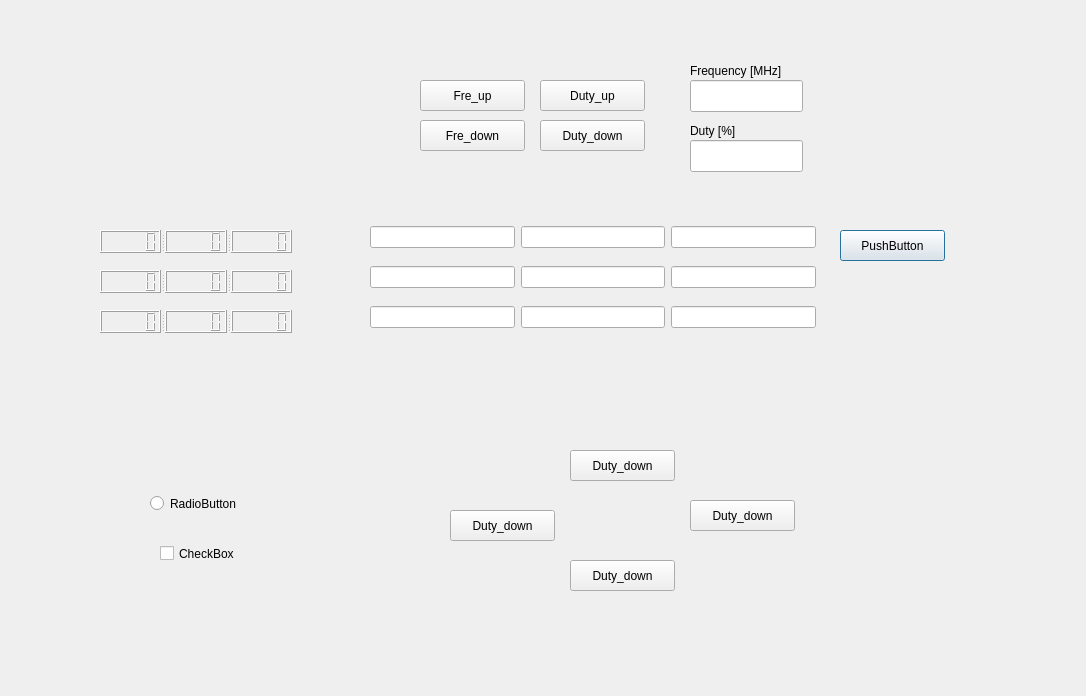
Old version of the form GUI/Gui_2.ui in the repository jangwonkwon/JeonDRONE.
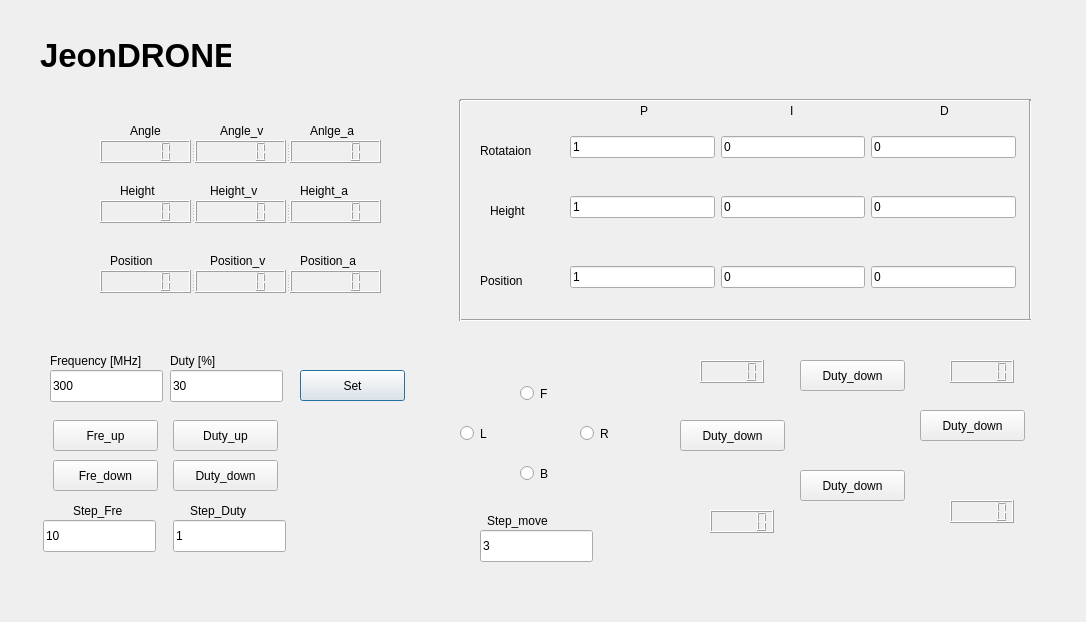
New version of the form.

The edit to the form file:
```diff
--- a/GUI/Gui_2.ui
+++ b/GUI/Gui_2.ui
@@ -7,30 +7,36 @@
     <x>0</x>
     <y>0</y>
     <width>1086</width>
-    <height>696</height>
+    <height>622</height>
    </rect>
   </property>
+  <property name="font">
+   <font>
+    <weight>50</weight>
+    <bold>false</bold>
+   </font>
+  </property>
   <property name="windowTitle">
    <string>Dialog</string>
   </property>
   <widget class="QPushButton" name="pushButton">
    <property name="geometry">
     <rect>
-     <x>840</x>
-     <y>230</y>
+     <x>300</x>
+     <y>370</y>
      <width>105</width>
      <height>31</height>
     </rect>
    </property>
    <property name="text">
-    <string>PushButton</string>
+    <string>Set</string>
    </property>
   </widget>
   <widget class="QPushButton" name="Duty_high">
    <property name="geometry">
     <rect>
-     <x>540</x>
-     <y>80</y>
+     <x>173</x>
+     <y>420</y>
      <width>105</width>
      <height>31</height>
     </rect>
@@ -42,8 +48,8 @@
   <widget class="QPushButton" name="Fre_high">
    <property name="geometry">
     <rect>
-     <x>420</x>
-     <y>80</y>
+     <x>53</x>
+     <y>420</y>
      <width>105</width>
      <height>31</height>
     </rect>
@@ -55,8 +61,8 @@
   <widget class="QPushButton" name="Fre_low">
    <property name="geometry">
     <rect>
-     <x>420</x>
-     <y>120</y>
+     <x>53</x>
+     <y>460</y>
      <width>105</width>
      <height>31</height>
     </rect>
@@ -68,8 +74,8 @@
   <widget class="QPushButton" name="Duty_low">
    <property name="geometry">
     <rect>
-     <x>540</x>
-     <y>120</y>
+     <x>173</x>
+     <y>460</y>
      <width>105</width>
      <height>31</height>
     </rect>
@@ -81,28 +87,34 @@
   <widget class="QLineEdit" name="Frequency_text">
    <property name="geometry">
     <rect>
-     <x>690</x>
-     <y>80</y>
+     <x>50</x>
+     <y>370</y>
      <width>113</width>
      <height>32</height>
     </rect>
    </property>
+   <property name="text">
+    <string>300</string>
+   </property>
   </widget>
   <widget class="QLineEdit" name="Duty_text">
    <property name="geometry">
     <rect>
-     <x>690</x>
-     <y>140</y>
+     <x>170</x>
+     <y>370</y>
      <width>113</width>
      <height>32</height>
     </rect>
    </property>
+   <property name="text">
+    <string>30</string>
+   </property>
   </widget>
   <widget class="QLabel" name="Fre_label">
    <property name="geometry">
     <rect>
-     <x>690</x>
-     <y>60</y>
+     <x>50</x>
+     <y>350</y>
      <width>131</width>
      <height>22</height>
     </rect>
@@ -114,8 +126,8 @@
   <widget class="QLabel" name="Duty_label">
    <property name="geometry">
     <rect>
-     <x>690</x>
-     <y>120</y>
+     <x>170</x>
+     <y>350</y>
      <width>68</width>
      <height>22</height>
     </rect>
@@ -128,8 +140,8 @@
    <property name="geometry">
     <rect>
      <x>100</x>
-     <y>270</y>
-     <width>192</width>
+     <y>200</y>
+     <width>281</width>
      <height>23</height>
     </rect>
    </property>
@@ -144,172 +156,619 @@
    <property name="geometry">
     <rect>
      <x>100</x>
+     <y>270</y>
+     <width>281</width>
+     <height>23</height>
+    </rect>
+   </property>
+   <property name="orientation">
+    <enum>Qt::Horizontal</enum>
+   </property>
+   <widget class="QLCDNumber" name="Pos_LCD"/>
+   <widget class="QLCDNumber" name="Pos_v_LCD"/>
+   <widget class="QLCDNumber" name="Pos_a_LCD"/>
+  </widget>
+  <widget class="QPushButton" name="Single_R">
+   <property name="geometry">
+    <rect>
+     <x>920</x>
+     <y>410</y>
+     <width>105</width>
+     <height>31</height>
+    </rect>
+   </property>
+   <property name="text">
+    <string>Duty_down</string>
+   </property>
+  </widget>
+  <widget class="QPushButton" name="Single_L">
+   <property name="geometry">
+    <rect>
+     <x>680</x>
+     <y>420</y>
+     <width>105</width>
+     <height>31</height>
+    </rect>
+   </property>
+   <property name="text">
+    <string>Duty_down</string>
+   </property>
+  </widget>
+  <widget class="QPushButton" name="Single_BWD">
+   <property name="geometry">
+    <rect>
+     <x>800</x>
+     <y>470</y>
+     <width>105</width>
+     <height>31</height>
+    </rect>
+   </property>
+   <property name="text">
+    <string>Duty_down</string>
+   </property>
+  </widget>
+  <widget class="QPushButton" name="Single_FWD">
+   <property name="geometry">
+    <rect>
+     <x>800</x>
+     <y>360</y>
+     <width>105</width>
+     <height>31</height>
+    </rect>
+   </property>
+   <property name="text">
+    <string>Duty_down</string>
+   </property>
+  </widget>
+  <widget class="QRadioButton" name="F_button">
+   <property name="geometry">
+    <rect>
+     <x>520</x>
+     <y>380</y>
+     <width>71</width>
+     <height>27</height>
+    </rect>
+   </property>
+   <property name="text">
+    <string>F</string>
+   </property>
+  </widget>
+  <widget class="QWidget" name="layoutWidget">
+   <property name="geometry">
+    <rect>
+     <x>570</x>
+     <y>130</y>
+     <width>446</width>
+     <height>34</height>
+    </rect>
+   </property>
+   <layout class="QHBoxLayout" name="Rotation_layout">
+    <item>
+     <widget class="QLineEdit" name="GHP">
+      <property name="text">
+       <string>1</string>
+      </property>
+     </widget>
+    </item>
+    <item>
+     <widget class="QLineEdit" name="GHI">
+      <property name="text">
+       <string>0</string>
+      </property>
+     </widget>
+    </item>
+    <item>
+     <widget class="QLineEdit" name="GHD">
+      <property name="text">
+       <string>0</string>
+      </property>
+     </widget>
+    </item>
+   </layout>
+  </widget>
+  <widget class="QWidget" name="layoutWidget_2">
+   <property name="geometry">
+    <rect>
+     <x>570</x>
+     <y>190</y>
+     <width>446</width>
+     <height>34</height>
+    </rect>
+   </property>
+   <layout class="QHBoxLayout" name="Height_layout">
+    <item>
+     <widget class="QLineEdit" name="GLP">
+      <property name="text">
+       <string>1</string>
+      </property>
+     </widget>
+    </item>
+    <item>
+     <widget class="QLineEdit" name="GLI">
+      <property name="text">
+       <string>0</string>
+      </property>
+     </widget>
+    </item>
+    <item>
+     <widget class="QLineEdit" name="GLD">
+      <property name="text">
+       <string>0</string>
+      </property>
+     </widget>
+    </item>
+   </layout>
+  </widget>
+  <widget class="QLabel" name="P_label">
+   <property name="geometry">
+    <rect>
+     <x>640</x>
+     <y>100</y>
+     <width>31</width>
+     <height>22</height>
+    </rect>
+   </property>
+   <property name="text">
+    <string>P</string>
+   </property>
+  </widget>
+  <widget class="QLabel" name="I_label">
+   <property name="geometry">
+    <rect>
+     <x>790</x>
+     <y>100</y>
+     <width>31</width>
+     <height>22</height>
+    </rect>
+   </property>
+   <property name="text">
+    <string>I</string>
+   </property>
+  </widget>
+  <widget class="QLabel" name="D_label">
+   <property name="geometry">
+    <rect>
+     <x>940</x>
+     <y>100</y>
+     <width>31</width>
+     <height>22</height>
+    </rect>
+   </property>
+   <property name="text">
+    <string>D</string>
+   </property>
+  </widget>
+  <widget class="Line" name="line">
+   <property name="geometry">
+    <rect>
+     <x>460</x>
+     <y>90</y>
+     <width>571</width>
+     <height>20</height>
+    </rect>
+   </property>
+   <property name="orientation">
+    <enum>Qt::Horizontal</enum>
+   </property>
+  </widget>
+  <widget class="Line" name="line_2">
+   <property name="geometry">
+    <rect>
+     <x>1020</x>
+     <y>100</y>
+     <width>20</width>
+     <height>221</height>
+    </rect>
+   </property>
+   <property name="orientation">
+    <enum>Qt::Vertical</enum>
+   </property>
+  </widget>
+  <widget class="QLabel" name="Gain_Rotation_label">
+   <property name="geometry">
+    <rect>
+     <x>480</x>
+     <y>140</y>
+     <width>81</width>
+     <height>22</height>
+    </rect>
+   </property>
+   <property name="text">
+    <string>Rotataion</string>
+   </property>
+  </widget>
+  <widget class="QLabel" name="Gain_Height_label">
+   <property name="geometry">
+    <rect>
+     <x>490</x>
+     <y>200</y>
+     <width>51</width>
+     <height>22</height>
+    </rect>
+   </property>
+   <property name="text">
+    <string>Height</string>
+   </property>
+  </widget>
+  <widget class="QLabel" name="Gain_Position_label">
+   <property name="geometry">
+    <rect>
+     <x>480</x>
+     <y>270</y>
+     <width>61</width>
+     <height>22</height>
+    </rect>
+   </property>
+   <property name="text">
+    <string>Position</string>
+   </property>
+  </widget>
+  <widget class="Line" name="line_3">
+   <property name="geometry">
+    <rect>
+     <x>460</x>
      <y>310</y>
-     <width>192</width>
-     <height>23</height>
+     <width>571</width>
+     <height>20</height>
     </rect>
    </property>
    <property name="orientation">
     <enum>Qt::Horizontal</enum>
    </property>
-   <widget class="QLCDNumber" name="lcdNumber_7"/>
-   <widget class="QLCDNumber" name="lcdNumber_8"/>
-   <widget class="QLCDNumber" name="lcdNumber_9"/>
   </widget>
-  <widget class="QPushButton" name="Duty_low_2">
-   <property name="geometry">
-    <rect>
-     <x>690</x>
-     <y>500</y>
-     <width>105</width>
-     <height>31</height>
-    </rect>
-   </property>
-   <property name="text">
-    <string>Duty_down</string>
-   </property>
-  </widget>
-  <widget class="QPushButton" name="Duty_low_3">
+  <widget class="Line" name="line_4">
    <property name="geometry">
     <rect>
      <x>450</x>
+     <y>100</y>
+     <width>20</width>
+     <height>221</height>
+    </rect>
+   </property>
+   <property name="orientation">
+    <enum>Qt::Vertical</enum>
+   </property>
+  </widget>
+  <widget class="QLCDNumber" name="Duty_FL_LCD">
+   <property name="geometry">
+    <rect>
+     <x>700</x>
+     <y>360</y>
+     <width>64</width>
+     <height>23</height>
+    </rect>
+   </property>
+  </widget>
+  <widget class="QLCDNumber" name="Duty_FR_LCD">
+   <property name="geometry">
+    <rect>
+     <x>950</x>
+     <y>360</y>
+     <width>64</width>
+     <height>23</height>
+    </rect>
+   </property>
+  </widget>
+  <widget class="QLCDNumber" name="Duty_BL_LCD">
+   <property name="geometry">
+    <rect>
+     <x>710</x>
      <y>510</y>
-     <width>105</width>
-     <height>31</height>
+     <width>64</width>
+     <height>23</height>
     </rect>
    </property>
-   <property name="text">
-    <string>Duty_down</string>
+  </widget>
+  <widget class="QLCDNumber" name="Duty_BR_LCD">
+   <property name="geometry">
+    <rect>
+     <x>950</x>
+     <y>500</y>
+     <width>64</width>
+     <height>23</height>
+    </rect>
    </property>
   </widget>
-  <widget class="QPushButton" name="Duty_low_4">
+  <widget class="QLabel" name="Title">
    <property name="geometry">
     <rect>
-     <x>570</x>
-     <y>560</y>
-     <width>105</width>
-     <height>31</height>
+     <x>40</x>
+     <y>30</y>
+     <width>191</width>
+     <height>51</height>
     </rect>
    </property>
+   <property name="font">
+    <font>
+     <pointsize>25</pointsize>
+     <weight>75</weight>
+     <bold>true</bold>
+    </font>
+   </property>
    <property name="text">
-    <string>Duty_down</string>
+    <string>JeonDRONE</string>
    </property>
   </widget>
-  <widget class="QPushButton" name="Duty_low_5">
+  <widget class="QRadioButton" name="R_button">
    <property name="geometry">
     <rect>
-     <x>570</x>
-     <y>450</y>
-     <width>105</width>
-     <height>31</height>
+     <x>580</x>
+     <y>420</y>
+     <width>71</width>
+     <height>27</height>
     </rect>
    </property>
    <property name="text">
-    <string>Duty_down</string>
+    <string>R</string>
    </property>
   </widget>
   <widget class="QRadioButton" name="radioButton">
    <property name="geometry">
     <rect>
-     <x>150</x>
-     <y>490</y>
-     <width>119</width>
+     <x>520</x>
+     <y>460</y>
+     <width>71</width>
      <height>27</height>
     </rect>
    </property>
    <property name="text">
-    <string>RadioButton</string>
+    <string>B</string>
    </property>
   </widget>
-  <widget class="QCheckBox" name="checkBox">
+  <widget class="QRadioButton" name="L_button">
    <property name="geometry">
     <rect>
-     <x>160</x>
-     <y>540</y>
-     <width>101</width>
+     <x>460</x>
+     <y>420</y>
+     <width>71</width>
      <height>27</height>
     </rect>
    </property>
    <property name="text">
-    <string>CheckBox</string>
+    <string>L</string>
    </property>
   </widget>
+  <widget class="QLineEdit" name="Fre_Step_text">
+   <property name="geometry">
+    <rect>
+     <x>43</x>
+     <y>520</y>
+     <width>113</width>
+     <height>32</height>
+    </rect>
+   </property>
+   <property name="text">
+    <string>10</string>
+   </property>
+  </widget>
+  <widget class="QLineEdit" name="Duty_Step_text">
+   <property name="geometry">
+    <rect>
+     <x>173</x>
+     <y>520</y>
+     <width>113</width>
+     <height>32</height>
+    </rect>
+   </property>
+   <property name="text">
+    <string>1</string>
+   </property>
+  </widget>
+  <widget class="QLineEdit" name="Move_Step_text">
+   <property name="geometry">
+    <rect>
+     <x>480</x>
+     <y>530</y>
+     <width>113</width>
+     <height>32</height>
+    </rect>
+   </property>
+   <property name="text">
+    <string>3</string>
+   </property>
+  </widget>
+  <widget class="QLabel" name="Step_Fre">
+   <property name="geometry">
+    <rect>
+     <x>73</x>
+     <y>500</y>
+     <width>68</width>
+     <height>22</height>
+    </rect>
+   </property>
+   <property name="text">
+    <string>Step_Fre</string>
+   </property>
+  </widget>
+  <widget class="QLabel" name="Step_Duty">
+   <property name="geometry">
+    <rect>
+     <x>190</x>
+     <y>500</y>
+     <width>81</width>
+     <height>22</height>
+    </rect>
+   </property>
+   <property name="text">
+    <string>Step_Duty</string>
+   </property>
+  </widget>
+  <widget class="QLabel" name="Step_Move">
+   <property name="geometry">
+    <rect>
+     <x>487</x>
+     <y>510</y>
+     <width>91</width>
+     <height>22</height>
+    </rect>
+   </property>
+   <property name="text">
+    <string>Step_move</string>
+   </property>
+  </widget>
+  <widget class="QLabel" name="Height_label">
+   <property name="geometry">
+    <rect>
+     <x>120</x>
+     <y>180</y>
+     <width>51</width>
+     <height>22</height>
+    </rect>
+   </property>
+   <property name="text">
+    <string>Height</string>
+   </property>
+  </widget>
+  <widget class="QLabel" name="Angle_label">
+   <property name="geometry">
+    <rect>
+     <x>130</x>
+     <y>120</y>
+     <width>81</width>
+     <height>22</height>
+    </rect>
+   </property>
+   <property name="text">
+    <string>Angle</string>
+   </property>
+  </widget>
+  <widget class="QLabel" name="Position_label">
+   <property name="geometry">
+    <rect>
+     <x>110</x>
+     <y>250</y>
+     <width>61</width>
+     <height>22</height>
+    </rect>
+   </property>
+   <property name="text">
+    <string>Position</string>
+   </property>
+  </widget>
+  <widget class="QLabel" name="Angle_v_label">
+   <property name="geometry">
+    <rect>
+     <x>220</x>
+     <y>120</y>
+     <width>81</width>
+     <height>22</height>
+    </rect>
+   </property>
+   <property name="text">
+    <string>Angle_v</string>
+   </property>
+  </widget>
+  <widget class="QLabel" name="Angle_a_label">
+   <property name="geometry">
+    <rect>
+     <x>310</x>
+     <y>120</y>
+     <width>81</width>
+     <height>22</height>
+    </rect>
+   </property>
+   <property name="text">
+    <string>Anlge_a</string>
+   </property>
+  </widget>
+  <widget class="QLabel" name="Height_v_label">
+   <property name="geometry">
+    <rect>
+     <x>210</x>
+     <y>180</y>
+     <width>71</width>
+     <height>22</height>
+    </rect>
+   </property>
+   <property name="text">
+    <string>Height_v</string>
+   </property>
+  </widget>
+  <widget class="QLabel" name="Height_a_label">
+   <property name="geometry">
+    <rect>
+     <x>300</x>
+     <y>180</y>
+     <width>71</width>
+     <height>22</height>
+    </rect>
+   </property>
+   <property name="text">
+    <string>Height_a</string>
+   </property>
+  </widget>
+  <widget class="QLabel" name="Position_v_label">
+   <property name="geometry">
+    <rect>
+     <x>210</x>
+     <y>250</y>
+     <width>81</width>
+     <height>22</height>
+    </rect>
+   </property>
+   <property name="text">
+    <string>Position_v</string>
+   </property>
+  </widget>
+  <widget class="QLabel" name="Position_a_label">
+   <property name="geometry">
+    <rect>
+     <x>300</x>
+     <y>250</y>
+     <width>71</width>
+     <height>22</height>
+    </rect>
+   </property>
+   <property name="text">
+    <string>Position_a</string>
+   </property>
+  </widget>
+  <widget class="QSplitter" name="Angle_split">
+   <property name="geometry">
+    <rect>
+     <x>100</x>
+     <y>140</y>
+     <width>281</width>
+     <height>23</height>
+    </rect>
+   </property>
+   <property name="orientation">
+    <enum>Qt::Horizontal</enum>
+   </property>
+   <widget class="QLCDNumber" name="Angle_LCD"/>
+   <widget class="QLCDNumber" name="Angle_v_LCD"/>
+   <widget class="QLCDNumber" name="Angle_a_LCD"/>
+  </widget>
   <widget class="QWidget" name="layoutWidget">
    <property name="geometry">
     <rect>
-     <x>370</x>
-     <y>220</y>
-     <width>446</width>
-     <height>34</height>
-    </rect>
-   </property>
-   <layout class="QHBoxLayout" name="horizontalLayout_2">
-    <item>
-     <widget class="QLineEdit" name="GHP"/>
-    </item>
-    <item>
-     <widget class="QLineEdit" name="GHI"/>
-    </item>
-    <item>
-     <widget class="QLineEdit" name="GHD"/>
-    </item>
-   </layout>
-  </widget>
-  <widget class="QWidget" name="layoutWidget_2">
-   <property name="geometry">
-    <rect>
-     <x>370</x>
+     <x>570</x>
      <y>260</y>
      <width>446</width>
      <height>34</height>
     </rect>
    </property>
-   <layout class="QHBoxLayout" name="horizontalLayout_3">
+   <layout class="QHBoxLayout" name="Pos_layout">
     <item>
-     <widget class="QLineEdit" name="GLP"/>
+     <widget class="QLineEdit" name="GVP">
+      <property name="text">
+       <string>1</string>
+      </property>
+     </widget>
     </item>
     <item>
-     <widget class="QLineEdit" name="GLI"/>
+     <widget class="QLineEdit" name="GVI">
+      <property name="text">
+       <string>0</string>
+      </property>
+     </widget>
     </item>
     <item>
-     <widget class="QLineEdit" name="GLD"/>
-    </item>
-   </layout>
-  </widget>
-  <widget class="QSplitter" name="splitter">
-   <property name="geometry">
-    <rect>
-     <x>100</x>
-     <y>230</y>
-     <width>192</width>
-     <height>23</height>
-    </rect>
-   </property>
-   <property name="orientation">
-    <enum>Qt::Horizontal</enum>
-   </property>
-   <widget class="QLCDNumber" name="lcdNumber_3"/>
-   <widget class="QLCDNumber" name="lcdNumber_2"/>
-   <widget class="QLCDNumber" name="lcdNumber_1"/>
-  </widget>
-  <widget class="QWidget" name="">
-   <property name="geometry">
-    <rect>
-     <x>370</x>
-     <y>300</y>
-     <width>446</width>
-     <height>34</height>
-    </rect>
-   </property>
-   <layout class="QHBoxLayout" name="horizontalLayout">
-    <item>
-     <widget class="QLineEdit" name="GVP"/>
-    </item>
-    <item>
-     <widget class="QLineEdit" name="GVI"/>
-    </item>
-    <item>
-     <widget class="QLineEdit" name="GVD"/>
+     <widget class="QLineEdit" name="GVD">
+      <property name="text">
+       <string>0</string>
+      </property>
+     </widget>
     </item>
    </layout>
   </widget>
```
Left out of the diff: 14 changed lines with no effect on the pictures.
